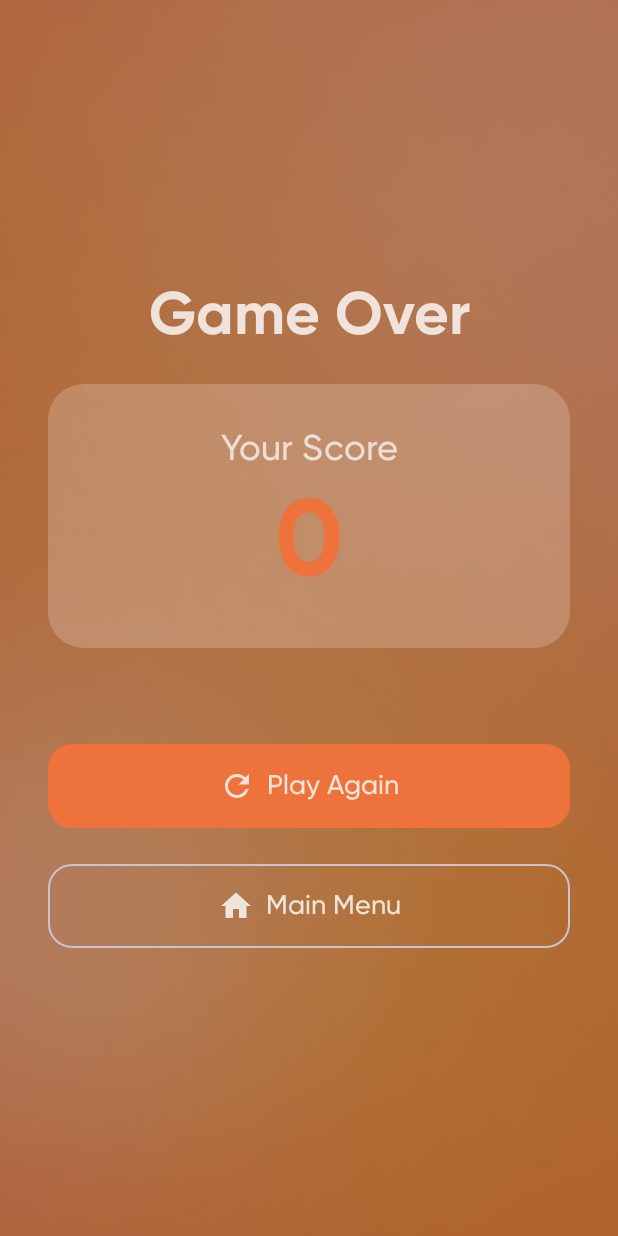
After one commit to vishenkaaa/Fun-combination, an Android app built with Jetpack Compose: the composable GameOverScreen called with empty values, on a phone screen of 412 x 824 dp. The commit adds this screen. Run offline under Robolectric (Android 15) with nearby library versions, the phone set to English and light mode, and no system bars.

Commit message:
Feat: Implement Game Over screen and saving high score

```diff
--- a/app/src/main/AndroidManifest.xml
+++ b/app/src/main/AndroidManifest.xml
@@ -1,8 +1,8 @@
 <?xml version="1.0" encoding="utf-8"?>
-<manifest xmlns:android="http://schemas.android.com/apk/res/android"
-    xmlns:tools="http://schemas.android.com/tools">
+<manifest xmlns:android="http://schemas.android.com/apk/res/android">
 
     <application
+        android:name=".App"
         android:allowBackup="true"
         android:dataExtractionRules="@xml/data_extraction_rules"
         android:fullBackupContent="@xml/backup_rules"
@@ -14,7 +14,6 @@
         <activity
             android:name="com.example.presentation.MainActivity"
             android:exported="true"
-            android:label="@string/app_name"
             android:theme="@style/Theme.FunnyCombination">
             <intent-filter>
                 <action android:name="android.intent.action.MAIN" />
--- a/app/src/main/java/com/example/funnycombination_app/App.kt
+++ b/app/src/main/java/com/example/funnycombination/App.kt
@@ -1,8 +1,7 @@
-package com.example.funnycombination_app
+package com.example.funnycombination
 
 import android.app.Application
 import dagger.hilt.android.HiltAndroidApp
 
 @HiltAndroidApp
-class App: Application() {
-}
+class App: Application()
--- a/domain/build.gradle.kts
+++ b/domain/build.gradle.kts
@@ -1,6 +1,7 @@
 plugins {
     id("java-library")
     alias(libs.plugins.jetbrains.kotlin.jvm)
+    alias(libs.plugins.kotlin.serialization)
 }
 java {
     sourceCompatibility = JavaVersion.VERSION_11
--- a/presentation/src/main/java/com/example/presentation/MainActivity.kt
+++ b/presentation/src/main/java/com/example/presentation/MainActivity.kt
@@ -27,8 +27,10 @@ import androidx.navigation.NavHostController
 import androidx.navigation.compose.rememberNavController
 import com.example.presentation.common.ui.values.FunnyCombinationTheme
 import com.example.presentation.navigation.AppNavHost
+import dagger.hilt.android.AndroidEntryPoint
 import kotlinx.coroutines.launch
 
+@AndroidEntryPoint
 class MainActivity : FragmentActivity() {
     private var navController: NavHostController? = null
     private val mainVM: MainVM by viewModels()
--- a/presentation/src/main/java/com/example/presentation/common/ui/values/Type.kt
+++ b/presentation/src/main/java/com/example/presentation/common/ui/values/Type.kt
@@ -52,6 +52,15 @@ val title2: TextStyle
         color = MaterialTheme.colorScheme.onBackground
     )
 
+val title3: TextStyle
+    @Composable
+    get() = TextStyle(
+        fontFamily = gilroyFontFamily,
+        fontWeight = FontWeight.Medium,
+        fontSize = 18.sp,
+        color = MaterialTheme.colorScheme.onBackground
+    )
+
 val body1: TextStyle
     @Composable
     get() = TextStyle(
@@ -89,6 +98,7 @@ val Typography: Typography
         displayMedium = display2,
         titleLarge = title1,
         titleMedium = title2,
+        titleSmall = title3,
         bodyLarge = body1,
         bodyMedium = body2,
         bodySmall = body3
--- /dev/null
+++ b/presentation/src/main/java/com/example/presentation/feature/mainMenu/game/gameOver/GameOverScreen.kt
@@ -0,0 +1,219 @@
+package com.example.presentation.feature.mainMenu.game.gameOver
+
+import androidx.compose.animation.AnimatedVisibility
+import androidx.compose.animation.core.tween
+import androidx.compose.animation.fadeIn
+import androidx.compose.animation.scaleIn
+import androidx.compose.foundation.Image
+import androidx.compose.foundation.background
+import androidx.compose.foundation.layout.Arrangement
+import androidx.compose.foundation.layout.Box
+import androidx.compose.foundation.layout.Column
+import androidx.compose.foundation.layout.Spacer
+import androidx.compose.foundation.layout.fillMaxSize
+import androidx.compose.foundation.layout.fillMaxWidth
+import androidx.compose.foundation.layout.height
+import androidx.compose.foundation.layout.padding
+import androidx.compose.foundation.layout.size
+import androidx.compose.foundation.shape.RoundedCornerShape
+import androidx.compose.material.icons.Icons
+import androidx.compose.material.icons.filled.Home
+import androidx.compose.material.icons.filled.Refresh
+import androidx.compose.material.icons.filled.Star
+import androidx.compose.material3.Button
+import androidx.compose.material3.ButtonDefaults
+import androidx.compose.material3.Icon
+import androidx.compose.material3.MaterialTheme
+import androidx.compose.material3.OutlinedButton
+import androidx.compose.material3.Text
+import androidx.compose.runtime.Composable
+import androidx.compose.runtime.LaunchedEffect
+import androidx.compose.runtime.collectAsState
+import androidx.compose.runtime.getValue
+import androidx.compose.ui.Alignment
+import androidx.compose.ui.Modifier
+import androidx.compose.ui.draw.clip
+import androidx.compose.ui.graphics.Color
+import androidx.compose.ui.layout.ContentScale
+import androidx.compose.ui.res.painterResource
+import androidx.compose.ui.res.stringResource
+import androidx.compose.ui.text.font.FontWeight
+import androidx.compose.ui.unit.dp
+import androidx.compose.ui.unit.sp
+import androidx.hilt.navigation.compose.hiltViewModel
+import com.example.presentation.R
+import com.example.presentation.common.ui.components.DarkOverlay
+
+@Composable
+fun GameOverRoute(
+    score: Int,
+    onNavigateToMenu: () -> Unit,
+    onPlayAgain: () -> Unit,
+    viewModel: GameOverVM = hiltViewModel()
+) {
+    val isNewHighScore by viewModel.isNewHighScore.collectAsState()
+
+    LaunchedEffect(score) {
+        viewModel.saveScore(score)
+    }
+
+    GameOverScreen(
+        score = score,
+        isNewHighScore = isNewHighScore,
+        onNavigateToMenu = onNavigateToMenu,
+        onPlayAgain = onPlayAgain
+    )
+}
+
+@Composable
+fun GameOverScreen(
+    score: Int,
+    isNewHighScore: Boolean,
+    onNavigateToMenu: () -> Unit,
+    onPlayAgain: () -> Unit
+) {
+    Box(modifier = Modifier.fillMaxSize()) {
+        Image(
+            painter = painterResource(id = R.drawable.splash_bg),
+            contentDescription = null,
+            modifier = Modifier.fillMaxSize(),
+            contentScale = ContentScale.Crop
+        )
+
+        DarkOverlay()
+
+        Column(
+            modifier = Modifier
+                .fillMaxSize()
+                .padding(32.dp),
+            horizontalAlignment = Alignment.CenterHorizontally,
+            verticalArrangement = Arrangement.Center
+        ) {
+            Column(
+                horizontalAlignment = Alignment.CenterHorizontally,
+                verticalArrangement = Arrangement.spacedBy(24.dp)
+            ) {
+                Text(
+                    text = "Game Over",
+                    style = MaterialTheme.typography.displayLarge,
+                    color = MaterialTheme.colorScheme.onPrimary
+                )
+
+                ScoreCard(
+                    score = score,
+                    isNewHighScore = isNewHighScore
+                )
+
+                Spacer(modifier = Modifier.height(16.dp))
+
+                Button(
+                    onClick = onPlayAgain,
+                    modifier = Modifier
+                        .fillMaxWidth()
+                        .height(56.dp),
+                    colors = ButtonDefaults.buttonColors(
+                        containerColor = MaterialTheme.colorScheme.primary
+                    ),
+                    shape = RoundedCornerShape(16.dp)
+                ) {
+                    Icon(
+                        imageVector = Icons.Default.Refresh,
+                        contentDescription = null,
+                        modifier = Modifier.size(24.dp)
+                    )
+                    Spacer(modifier = Modifier.size(8.dp))
+                    Text(
+                        text = "Play Again",
+                        style = MaterialTheme.typography.titleSmall,
+                        color = MaterialTheme.colorScheme.onPrimary
+                    )
+                }
+
+                OutlinedButton(
+                    onClick = onNavigateToMenu,
+                    modifier = Modifier
+                        .fillMaxWidth()
+                        .height(56.dp),
+                    colors = ButtonDefaults.outlinedButtonColors(
+                        contentColor = MaterialTheme.colorScheme.onPrimary
+                    ),
+                    shape = RoundedCornerShape(16.dp)
+                ) {
+                    Icon(
+                        imageVector = Icons.Default.Home,
+                        contentDescription = null,
+                        modifier = Modifier.size(24.dp)
+                    )
+                    Spacer(modifier = Modifier.size(8.dp))
+                    Text(
+                        text = "Main Menu",
+                        style = MaterialTheme.typography.titleSmall,
+                        color = MaterialTheme.colorScheme.onPrimary
+                    )
+                }
+            }
+        }
+    }
+}
+
+@Composable
+private fun ScoreCard(
+    score: Int,
+    isNewHighScore: Boolean
+) {
+    Column(
+        modifier = Modifier
+            .fillMaxWidth()
+            .clip(RoundedCornerShape(24.dp))
+            .background(MaterialTheme.colorScheme.background.copy(alpha = 0.2f))
+            .padding(32.dp),
+        horizontalAlignment = Alignment.CenterHorizontally,
+        verticalArrangement = Arrangement.spacedBy(16.dp)
+    ) {
+        Text(
+            text = "Your Score",
+            style = MaterialTheme.typography.titleMedium,
+            color = MaterialTheme.colorScheme.onPrimary.copy(alpha = 0.7f)
+        )
+
+        Text(
+            text = score.toString(),
+            style = MaterialTheme.typography.displayLarge.copy(
+                fontSize = 72.sp,
+                fontWeight = FontWeight.Bold
+            ),
+            color = MaterialTheme.colorScheme.primary
+        )
+
+        if (isNewHighScore) {
+            AnimatedVisibility(
+                visible = true,
+                enter = scaleIn(tween(300, delayMillis = 200)) + fadeIn(
+                    tween(
+                        300,
+                        delayMillis = 200
+                    )
+                )
+            ) {
+                Column(
+                    horizontalAlignment = Alignment.CenterHorizontally,
+                    verticalArrangement = Arrangement.spacedBy(8.dp)
+                ) {
+                    Icon(
+                        imageVector = Icons.Default.Star,
+                        contentDescription = null,
+                        modifier = Modifier.size(48.dp),
+                        tint = Color(0xFFFFD700)
+                    )
+                    Text(
+                        text = "New High Score!",
+                        style = MaterialTheme.typography.titleLarge.copy(
+                            fontWeight = FontWeight.Bold
+                        ),
+                        color = Color(0xFFFFD700)
+                    )
+                }
+            }
+        }
+    }
+}
--- a/presentation/src/main/java/com/example/presentation/navigation/Grahp.kt
+++ b/presentation/src/main/java/com/example/presentation/navigation/Grahp.kt
@@ -27,5 +27,5 @@ sealed class Main {
     data object PrivacyPolicy : Main()
 
     @Serializable
-    data object GameOver : Main()
+    data class GameOver(val score: Int) : Main()
 }
```
Also changed, not shown: data/src/main/java/com/example/data/di/DatabaseModule.kt (added, +27 -0 lines), data/src/main/java/com/example/data/di/RepositoryModule.kt (added, +20 -0 lines), data/src/main/java/com/example/data/local/db/Database.kt (added, +31 -0 lines), data/src/main/java/com/example/data/local/db/dao/HighScoreDao.kt (added, +24 -0 lines), data/src/main/java/com/example/data/local/db/entities/HighScoreEntity.kt (added, +24 -0 lines), data/src/main/java/com/example/data/repository/HighScoreRepositoryImpl.kt (added, +31 -0 lines), domain/src/main/java/com/example/domain/model/HighScore.kt (added, +9 -0 lines), domain/src/main/java/com/example/domain/repository/HighScoreRepository.kt (added, +9 -0 lines), presentation/src/main/java/com/example/presentation/feature/mainMenu/game/GameScreen.kt (+18 -18 lines), presentation/src/main/java/com/example/presentation/feature/mainMenu/game/gameOver/GameOverVM.kt (added, +36 -0 lines), presentation/src/main/java/com/example/presentation/navigation/AppNavHost.kt (+29 -8 lines), 4 other files.
